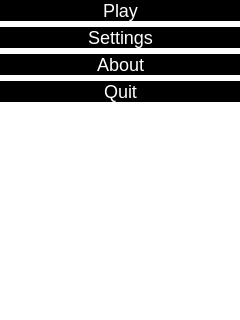
rochford/cutefootball, file mainMenuFrame.ui: the form before one commit.
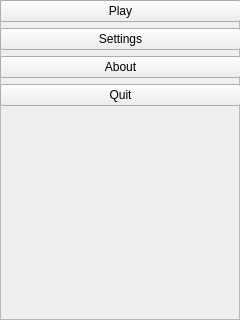
The form after the commit.

What changed in the file:
```diff
--- a/mainMenuFrame.ui
+++ b/mainMenuFrame.ui
@@ -14,35 +14,7 @@
    <string>Frame</string>
   </property>
   <property name="styleSheet">
-   <string notr="true">QFrame { background: transparent; border: none; } 
-
-QPushButton, QCheckbox {
-   border: none; 
-	color: white; 
-	background-color: black; 
-	font: bold large &quot;Rockwell Extra Bold&quot;; 
-	font-size: 18px; 
-}
-
-QPushButton:pressed {
-		color: gold; 
-}
-QPushButton:hover {
-		color: gold; 
-}
-QDialog {
-	color: white; 
-	background-color: &quot;#677B09&quot;; 
-	font: bold large &quot;Rockwell Extra Bold&quot;; 
-	font-size: 18px; 
-}
-
-QSpinBox, QLabel {
-	color: white; 
-	background-color: black; 
-	font: bold large &quot;Rockwell Extra Bold&quot;; 
-	font-size: 18px; 
-}</string>
+   <string notr="true"/>
   </property>
   <property name="frameShape">
    <enum>QFrame::StyledPanel</enum>
```
